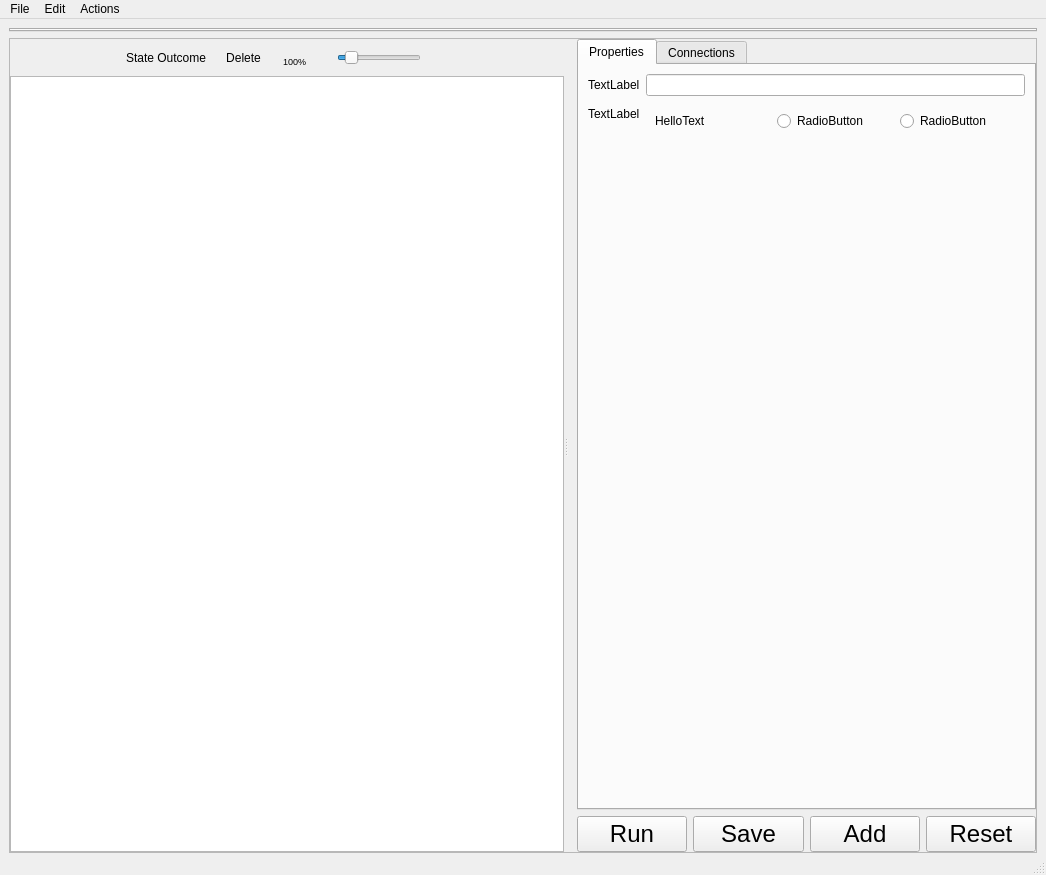
Before: the Qt Designer form rcommander/RCommander.ui in gt-ros-pkg/rcommander-core, drawn with Qt 5.
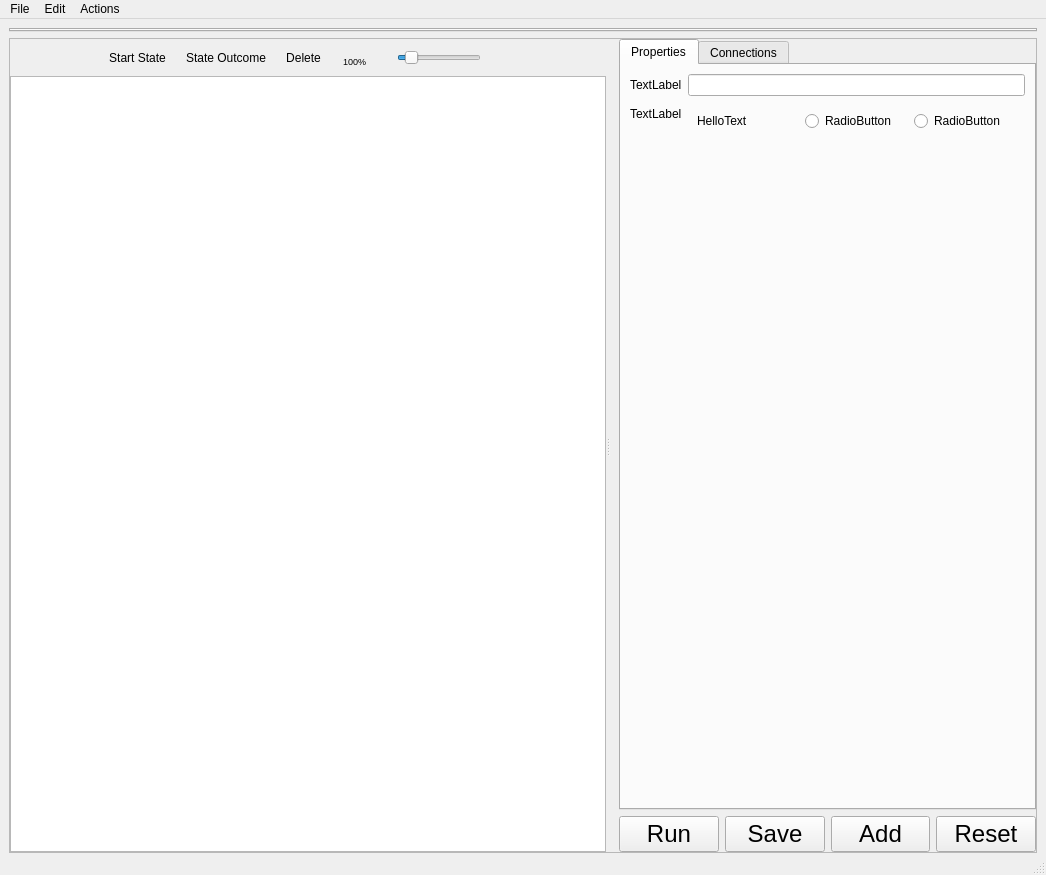
After: the same form once the commit is applied. Icons and pictures are not drawn.

Commit message: added setting start state to sm fixed sm loading/saving with double inheritance and SimpleStateBase

```diff
--- a/rcommander/RCommander.ui
+++ b/rcommander/RCommander.ui
@@ -84,6 +84,16 @@
                 </property>
                </spacer>
               </item>
+              <item>
+               <widget class="QToolButton" name="start_state_button">
+                <property name="text">
+                 <string>Start State</string>
+                </property>
+                <property name="autoRaise">
+                 <bool>true</bool>
+                </property>
+               </widget>
+              </item>
               <item>
                <widget class="QToolButton" name="add_outcome_button">
                 <property name="text">
```
The commit also changes 7 other files.
